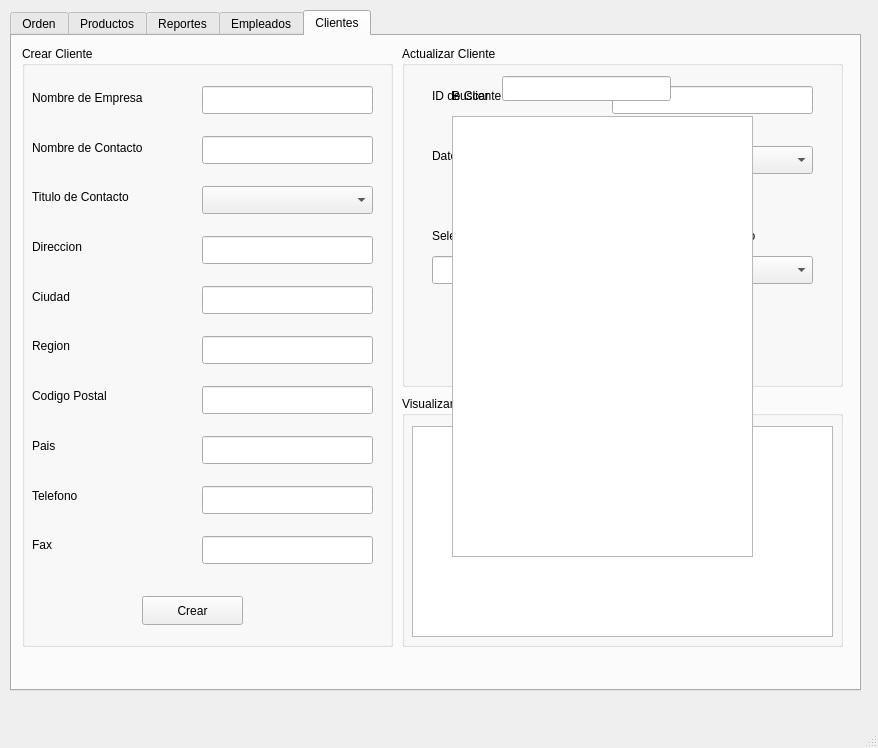
The window that mainwindow.ui (jairoaguilarts/Desktop-App-Proyect) describes before a commit, drawn with Qt 5.
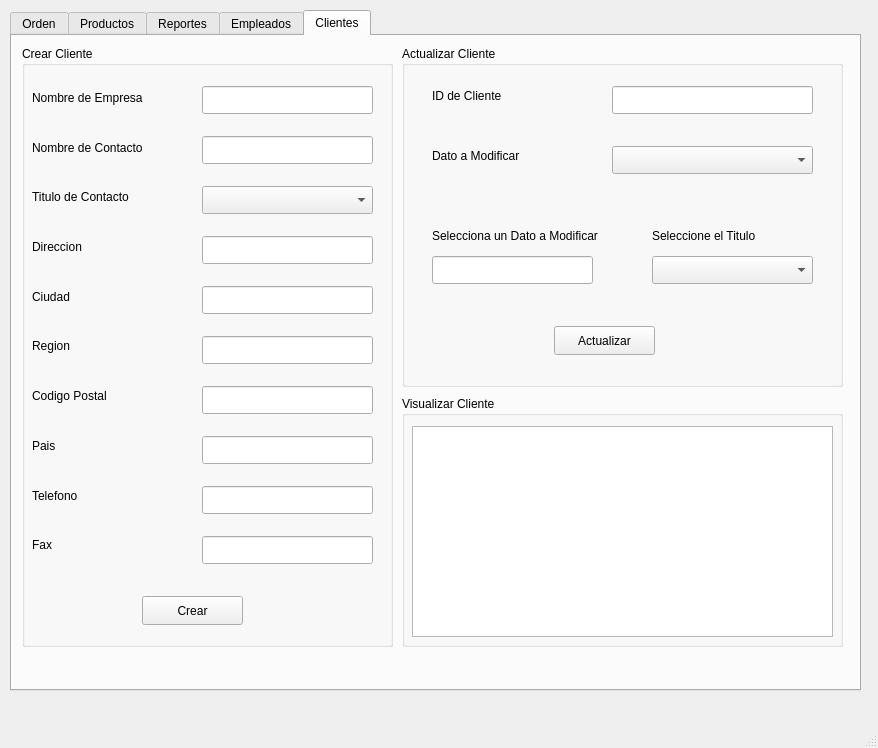
The same window after the commit. The open tabs and pages were chosen to show the change.

Commit message: Arreglando el pijeo de Kevin y Julio

```diff
--- a/mainwindow.ui
+++ b/mainwindow.ui
@@ -324,23 +324,23 @@
       <property name="title">
        <string>Buscar Producto</string>
       </property>
-      <widget class="QLineEdit" name="LE_buscarProducto">
+      <widget class="QTableView" name="TV_BuscarProductos">
        <property name="geometry">
         <rect>
-         <x>20</x>
-         <y>40</y>
-         <width>191</width>
-         <height>21</height>
+         <x>270</x>
+         <y>30</y>
+         <width>481</width>
+         <height>151</height>
         </rect>
        </property>
       </widget>
-      <widget class="QTableWidget" name="TW_buscarProducto">
+      <widget class="QLineEdit" name="LE_BuscarProducto">
        <property name="geometry">
         <rect>
-         <x>225</x>
-         <y>30</y>
-         <width>531</width>
-         <height>151</height>
+         <x>10</x>
+         <y>40</y>
+         <width>241</width>
+         <height>25</height>
         </rect>
        </property>
       </widget>
@@ -1519,39 +1519,6 @@
        </property>
       </widget>
      </widget>
-     <widget class="QLabel" name="label_61">
-      <property name="geometry">
-       <rect>
-        <x>440</x>
-        <y>50</y>
-        <width>63</width>
-        <height>20</height>
-       </rect>
-      </property>
-      <property name="text">
-       <string>Buscar </string>
-      </property>
-     </widget>
-     <widget class="QLineEdit" name="LE_BuscarProducto">
-      <property name="geometry">
-       <rect>
-        <x>490</x>
-        <y>40</y>
-        <width>169</width>
-        <height>25</height>
-       </rect>
-      </property>
-     </widget>
-     <widget class="QTableView" name="TV_BuscarProductos">
-      <property name="geometry">
-       <rect>
-        <x>440</x>
-        <y>80</y>
-        <width>301</width>
-        <height>441</height>
-       </rect>
-      </property>
-     </widget>
     </widget>
    </widget>
   </widget>
```
Left out of the diff: 4 changed lines with no effect on the pictures. The commit also changes 1 other file.
